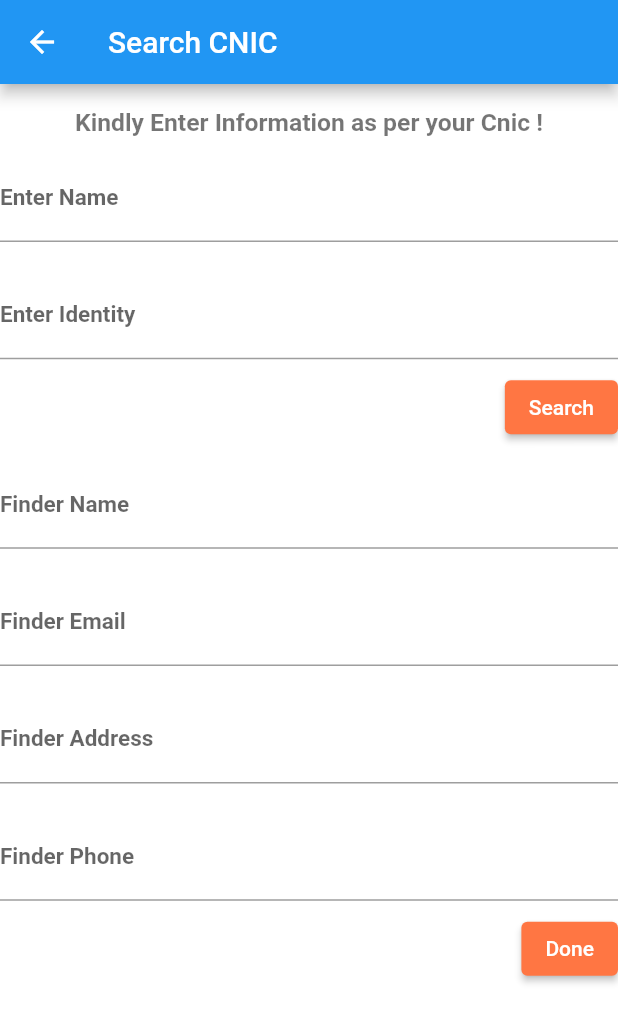
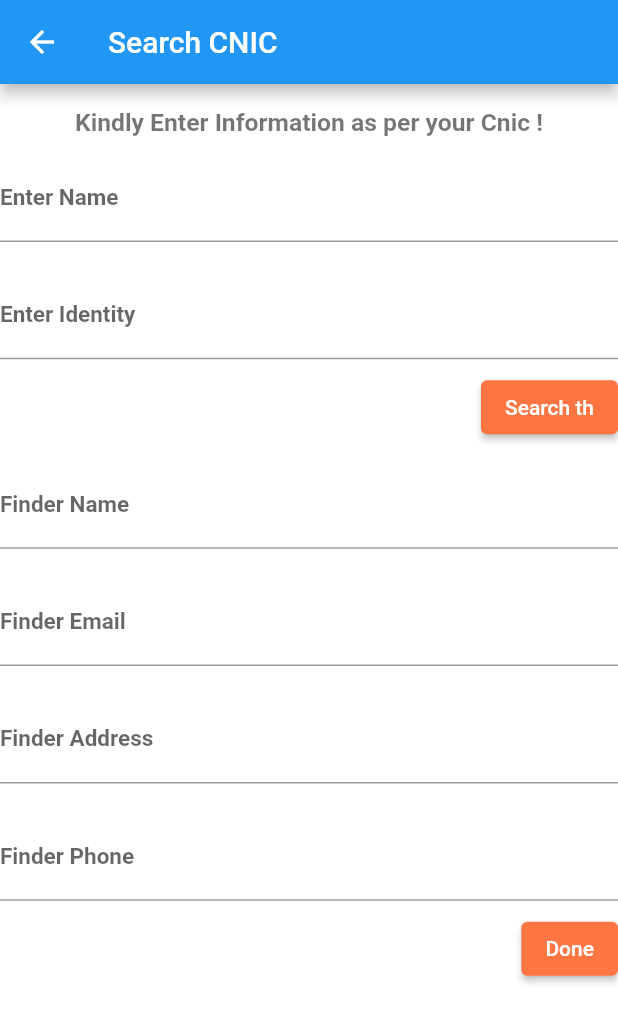
Before and after one commit to iHamza7/Last-year-Project, a Flutter app: the CnicFind screen opened by its route, on a phone screen of 412 x 824 dp. Shown: the top 1023 px of the screen. Run offline on Flutter 3.47's test engine with Material 2 defaults, Android fonts, the phone set to English and light mode, and no system bars; our stand-ins replace cloud_firestore, firebase_core, image_picker; missing offline and left inert: pakistan_cnic; accounts and stored records are empty.

Commit message:
lib changed

```diff
--- a/lib/cnic_findupload/cnic_find.dart
+++ b/lib/cnic_findupload/cnic_find.dart
@@ -82,7 +82,7 @@ class _CnicFindState extends State<CnicFind> {
                       finderPhone.text = dataShot['FinderPhone'];
                     } else {}
                   },
-                  child: const Text('Search'),
+                  child: const Text('Search th'),
                 ),
               ],
             ),
```
